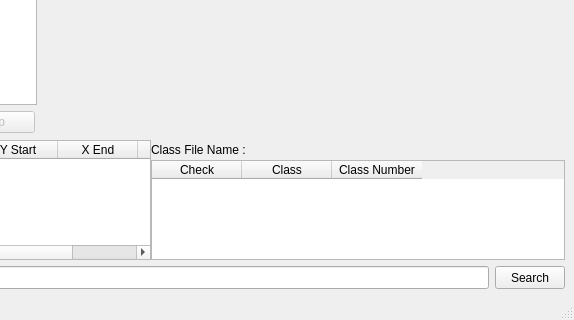
This is ui/UI.ui in si-yeon/labeling as Qt 5 draws it before an edit; both pictures show x 272 to 846 and y 265 to 585 of the 846 by 585 pixel window. The edited form follows.
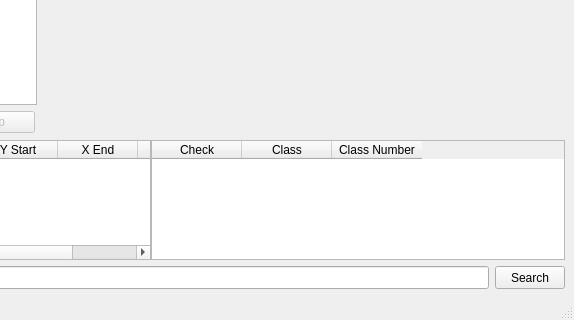
This is the edited form.

```diff
--- a/ui/UI.ui
+++ b/ui/UI.ui
@@ -195,51 +195,6 @@
         <property name="sizeConstraint">
          <enum>QLayout::SetFixedSize</enum>
         </property>
-        <item>
-         <layout class="QHBoxLayout" name="horizontalLayout_3">
-          <property name="sizeConstraint">
-           <enum>QLayout::SetFixedSize</enum>
-          </property>
-          <item>
-           <widget class="QLabel" name="label_2">
-            <property name="minimumSize">
-             <size>
-              <width>0</width>
-              <height>20</height>
-             </size>
-            </property>
-            <property name="maximumSize">
-             <size>
-              <width>110</width>
-              <height>20</height>
-             </size>
-            </property>
-            <property name="text">
-             <string>Class File Name : </string>
-            </property>
-           </widget>
-          </item>
-          <item>
-           <widget class="QLabel" name="classFileLabel">
-            <property name="minimumSize">
-             <size>
-              <width>290</width>
-              <height>20</height>
-             </size>
-            </property>
-            <property name="maximumSize">
-             <size>
-              <width>16777215</width>
-              <height>20</height>
-             </size>
-            </property>
-            <property name="text">
-             <string/>
-            </property>
-           </widget>
-          </item>
-         </layout>
-        </item>
         <item>
          <widget class="QTableWidget" name="classTableWidget">
           <property name="minimumSize">
@@ -251,7 +206,7 @@
           <property name="maximumSize">
            <size>
             <width>16777215</width>
-            <height>100</height>
+            <height>120</height>
            </size>
           </property>
           <property name="autoScroll">
```
